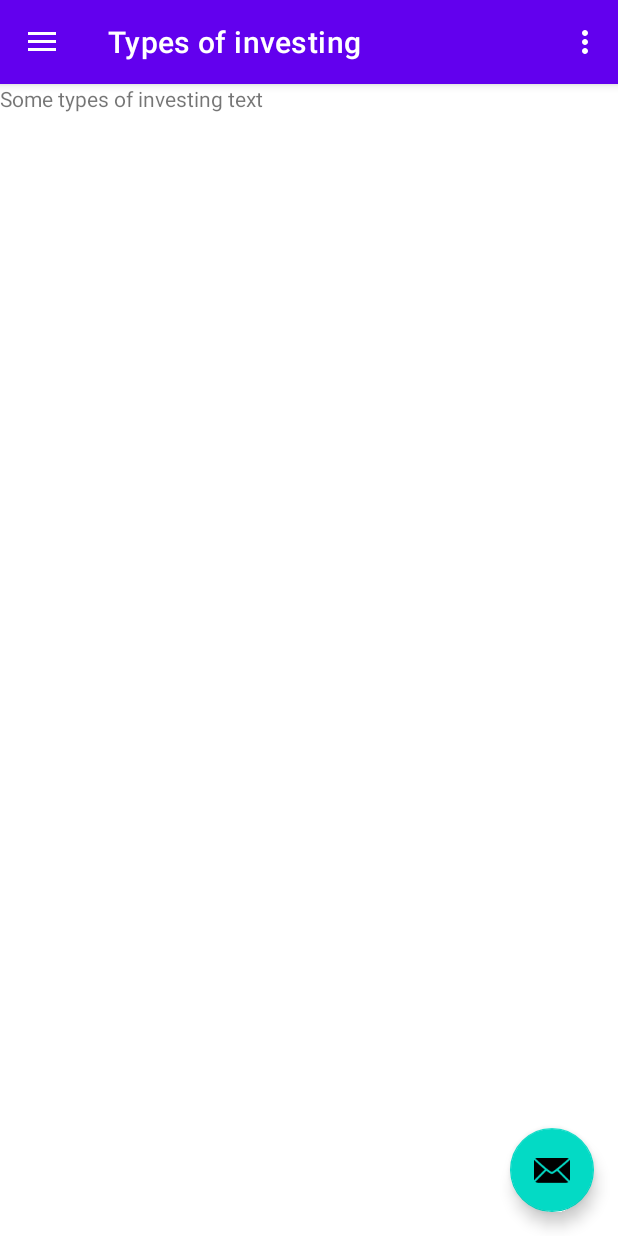
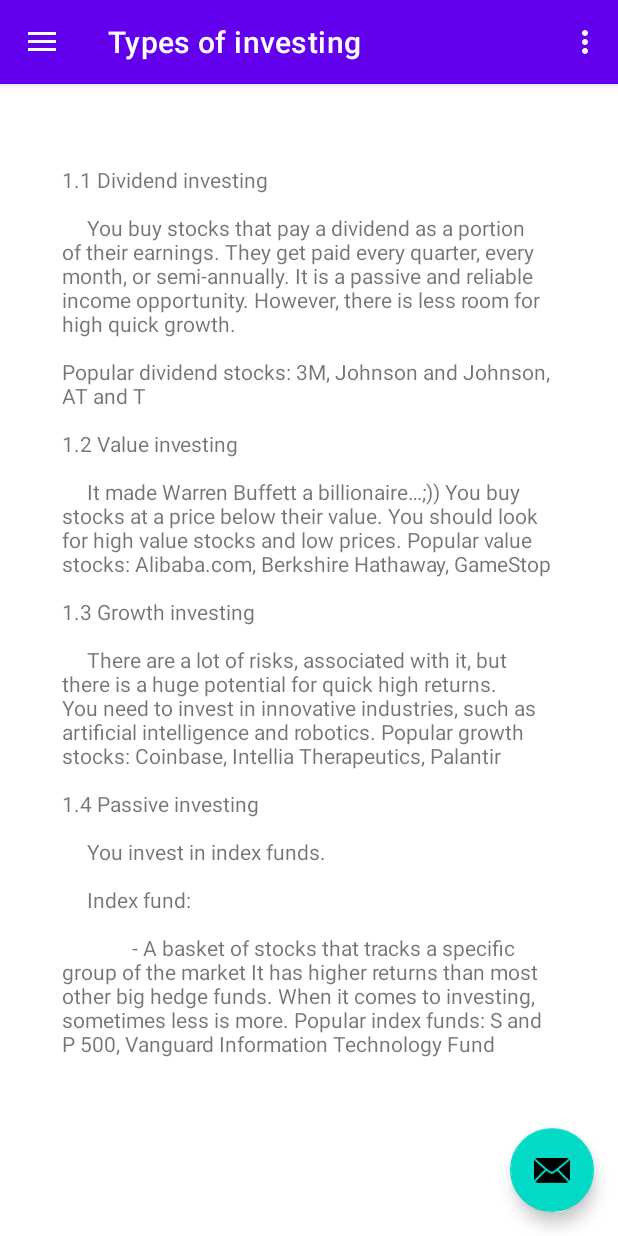
Before and after one commit to Surfy2004/StocksieApp, an Android app: the screen it shows after launch (MainActivity), in the side drawer, after a tap on "Types of investing", on a phone screen of 412 x 824 dp. Run offline under Robolectric (Android 15) with nearby library versions, the light colour scheme and no system bars; our stand-ins replace navigation-ui.

Commit message:
HowToStartFragmentAddedText

```diff
--- a/app/src/main/res/layout/fragment_slideshow.xml
+++ b/app/src/main/res/layout/fragment_slideshow.xml
@@ -7,14 +7,12 @@
     tools:context=".ui.slideshow.SlideshowFragment">
 
     <TextView
-        android:id="@+id/text_slideshow"
+        android:id="@+id/text_home"
         android:layout_width="match_parent"
         android:layout_height="wrap_content"
-        android:layout_marginStart="8dp"
-        android:layout_marginTop="8dp"
-        android:layout_marginEnd="8dp"
         android:textAlignment="center"
-        android:textSize="20sp"
+        android:layout_marginLeft="5dp"
+        android:textSize="19sp"
         app:layout_constraintBottom_toBottomOf="parent"
         app:layout_constraintEnd_toEndOf="parent"
         app:layout_constraintStart_toStartOf="parent"
@@ -22,9 +20,33 @@
 
     <TextView
         android:id="@+id/textView4"
-        android:layout_width="236dp"
-        android:layout_height="73dp"
-        android:text="Some types of investing text"
-        tools:layout_editor_absoluteX="84dp"
-        tools:layout_editor_absoluteY="118dp" />
+        android:layout_width="330dp"
+        android:layout_height="660dp"
+        android:text="1.1 Dividend investing \n\n
+    You buy stocks that pay a dividend as a portion of their earnings.
+They get paid every quarter, every month, or semi-annually.
+It is a passive and reliable income opportunity.
+However, there is less room for high quick growth.\n\nPopular dividend stocks: 3M, Johnson and Johnson, AT and T
+\n\n1.2 Value investing \n\n
+    It made Warren Buffett a billionaire…;))
+You buy stocks at a price below their value.
+You should look for high value stocks and low prices.
+Popular value stocks: Alibaba.com, Berkshire Hathaway, GameStop
+\n\n1.3 Growth investing \n\n
+    There are a lot of risks, associated with it, but there is a huge potential for quick high returns.
+You need to invest in innovative industries, such as artificial intelligence and robotics.
+Popular growth stocks: Coinbase, Intellia Therapeutics, Palantir
+\n\n1.4 Passive investing\n\n
+    You invest in index funds.\n\n
+    Index fund:
+    \n\n              - A basket of stocks that tracks a specific group of the market
+It has higher returns than most other big hedge funds.
+When it comes to investing, sometimes less is more.
+Popular index funds: S and P 500, Vanguard Information Technology Fund"
+        tools:layout_editor_absoluteX="53dp"
+        tools:layout_editor_absoluteY="65dp"
+        app:layout_constraintBottom_toBottomOf="parent"
+        app:layout_constraintEnd_toEndOf="parent"
+        app:layout_constraintStart_toStartOf="parent"
+        app:layout_constraintTop_toTopOf="parent"/>
 </androidx.constraintlayout.widget.ConstraintLayout>
```
Also changed, not shown: app/src/main/res/layout/fragment_gallery.xml (+20 -9 lines), app/src/main/res/layout/technical_analysis.xml (+27 -5 lines), app/src/main/res/layout/trading_vs_investing_fragment.xml (+27 -4 lines).
